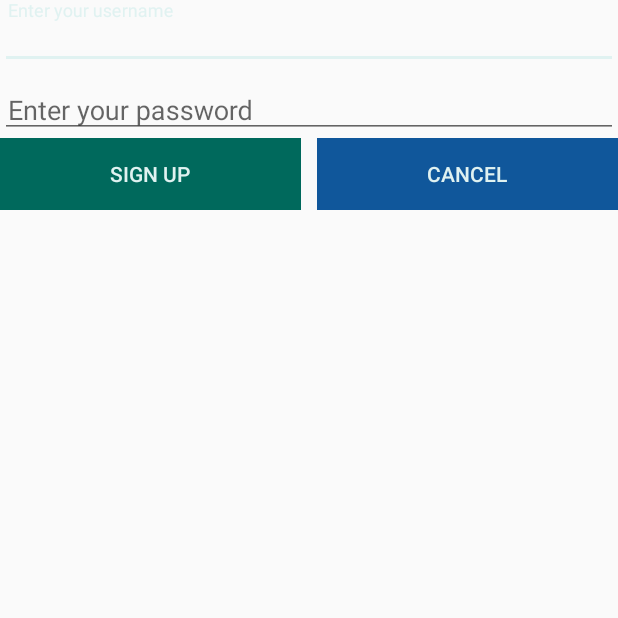
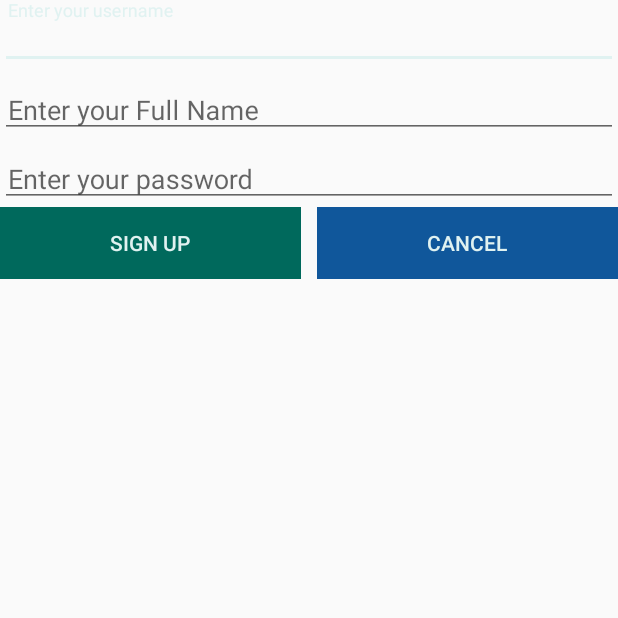
Before and after one commit to JayPatel-SE/Chat-App, an Android app: the SignUpActivity screen opened directly, with no data from a screen before it, on a phone screen of 412 x 824 dp, the top half of it. Run offline under Robolectric (Android 15) with nearby library versions, the phone set to English and light mode, and no system bars; libraries missing offline, so code that uses them is left out: com.quickblox.auth, com.quickblox.core, com.quickblox.users; 1 statement that could not run was skipped.

```diff
--- a/ProChatApp/app/build.gradle
+++ b/ProChatApp/app/build.gradle
@@ -29,6 +29,7 @@ dependencies {
     // implementation "com.quickblox:quickblox-android-sdk-content:3.9.1"
     //implementation "com.quickblox:quickblox-android-sdk-messages:3.9.1"
     //implementation "com.quickblox:quickblox-android-sdk-customobjects:3.9.1"
+    implementation 'com.amulyakhare:com.amulyakhare.textdrawable:1.0.1'
     androidTestImplementation 'com.android.support.test:runner:1.0.2'
     androidTestImplementation 'com.android.support.test.espresso:espresso-core:3.0.2'
     implementation 'com.android.support:design:28.0.0'
--- a/ProChatApp/app/src/main/AndroidManifest.xml
+++ b/ProChatApp/app/src/main/AndroidManifest.xml
@@ -9,6 +9,7 @@
         android:roundIcon="@mipmap/ic_launcher_round"
         android:supportsRtl="true"
         android:theme="@style/AppTheme">
+        <activity android:name=".ChatDialogsActivity"></activity>
         <activity android:name=".MainActivity">
             <intent-filter>
                 <action android:name="android.intent.action.MAIN" />
@@ -16,7 +17,7 @@
                 <category android:name="android.intent.category.LAUNCHER" />
             </intent-filter>
         </activity>
-        <activity android:name=".SignUpActivity"></activity>
+        <activity android:name=".SignUpActivity" />
     </application>
 
 </manifest>
--- a/ProChatApp/app/src/main/java/com/example/android/prochatapp/SignUpActivity.java
+++ b/ProChatApp/app/src/main/java/com/example/android/prochatapp/SignUpActivity.java
@@ -16,7 +16,7 @@ import com.quickblox.users.model.QBUser;
 public class SignUpActivity extends AppCompatActivity {
 
     private Button btnSignUp, btnCancel;
-    private EditText editUser, editPassword;
+    private EditText editUser, editPassword,editFullName;
 
 
     @Override
@@ -31,6 +31,7 @@ public class SignUpActivity extends AppCompatActivity {
 
         editUser = (EditText) findViewById(R.id.signup_editLogin);
         editPassword = (EditText) findViewById(R.id.signup_editPassword);
+        editFullName = (EditText) findViewById(R.id.signup_editFullName);
 
         btnCancel.setOnClickListener(new View.OnClickListener() {
             @Override
@@ -46,6 +47,8 @@ public class SignUpActivity extends AppCompatActivity {
                 String password = editPassword.getText().toString();
 
                 QBUser qbUser = new QBUser(user,password);
+
+                qbUser.setFullName(editFullName.getText().toString());
                 QBUsers.signUp(qbUser).performAsync(new QBEntityCallback<QBUser>() {
                     @Override
                     public void onSuccess(QBUser qbUser, Bundle bundle) {
--- a/ProChatApp/app/src/main/res/layout/activity_sign_up.xml
+++ b/ProChatApp/app/src/main/res/layout/activity_sign_up.xml
@@ -20,6 +20,20 @@
             <EditText
                 android:id="@+id/signup_editLogin"
                 android:hint="Enter your username"
+                android:padding="5dp"
+                android:layout_width="match_parent"
+                android:layout_height="wrap_content"
+                tools:ignore="HardcodedText" />
+
+        </android.support.design.widget.TextInputLayout>
+
+        <android.support.design.widget.TextInputLayout
+            android:layout_width="match_parent"
+            android:layout_height="wrap_content">
+
+            <EditText
+                android:id="@+id/signup_editFullName"
+                android:hint="Enter your Full Name"
                 android:padding="5dp"
                 android:layout_width="match_parent"
                 android:layout_height="wrap_content"
```
Also changed, not shown: ProChatApp/app/src/main/java/com/example/android/prochatapp/Adapter/ChatDialogsAdapters.java (added, +48 -0 lines), ProChatApp/app/src/main/java/com/example/android/prochatapp/ChatDialogsActivity.java (added, +99 -0 lines), ProChatApp/app/src/main/java/com/example/android/prochatapp/MainActivity.java (+6 -2 lines), ProChatApp/app/src/main/res/drawable-anydpi/ic_add.xml (added, +10 -0 lines), ProChatApp/app/src/main/res/layout/activity_chat_dialogs.xml (added, +29 -0 lines), ProChatApp/app/src/main/res/drawable-hdpi/ic_add.png (added), ProChatApp/app/src/main/res/drawable-mdpi/ic_add.png (added), ProChatApp/app/src/main/res/drawable-xhdpi/ic_add.png (added), ProChatApp/app/src/main/res/drawable-xxhdpi/ic_add.png (added).
